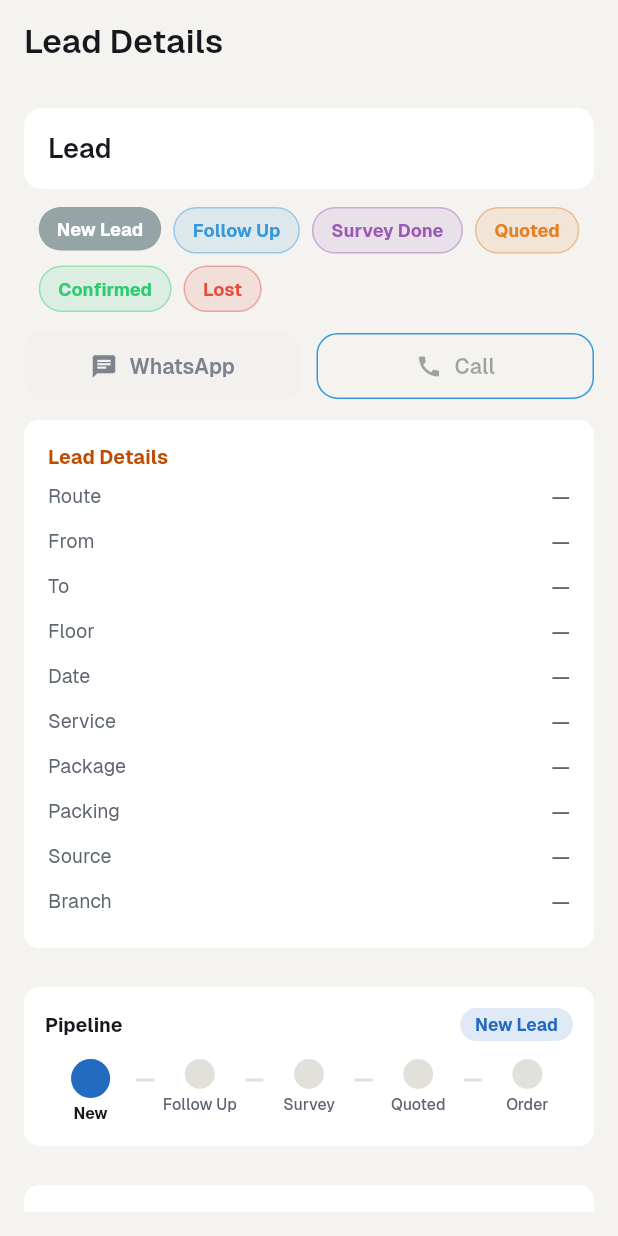
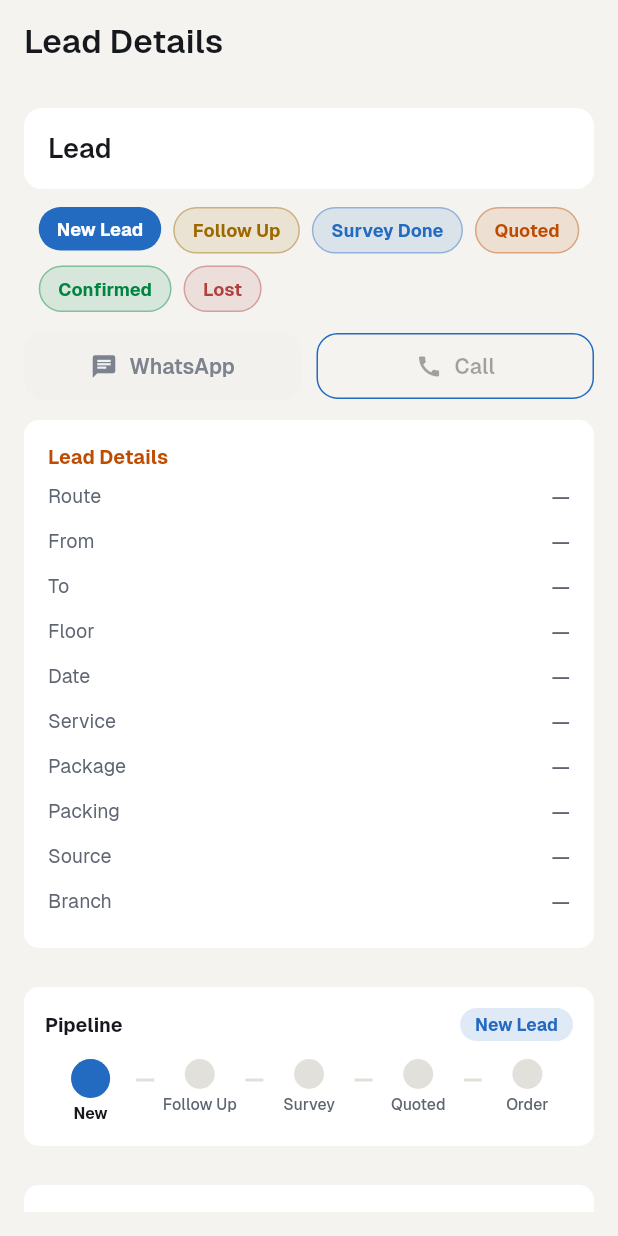
Before and after one commit to Arunpnm/Nagarva_app, a Flutter app: the LeadDetailPageWidget screen opened by its route, on a phone screen of 412 x 824 dp. Run offline on Flutter 3.47's test engine with Material 3 defaults, Android fonts, the phone set to English and light mode, and no system bars; our stand-ins replace app_links, auto_size_text, dropdown_button2, file_picker, font_awesome_flutter, from_css_color and 9 more; missing offline and left inert: android_intent_plus, json_path; accounts and stored records are empty; generated files the repository leaves out were written again.

Commit message:
Map hand-picked status hexes in module pages to the palette
Fleet expiry badges, Calendar markers, Operations approval cards, My
Jobs awaiting badge, the nav approval badge, Salary and staff-ledger
chips, the order P&L dot and the Lead Details status chips and Call
button used fixed Material greens, blues and golds. They now read
NgPalette.of(context) green/blue/amber/red, so they match the redesign
and stay legible in the Light theme. Brand colours (WhatsApp green,
signature ink) and PDF colours are left as they are.

Co-Authored-By: Claude Opus 5.5 <noreply@anthropic.com>
Claude-Session: https://claude.ai/code/session_01Htpnoh8ri5Ujc73VoUVuYC

```diff
--- a/lib/fleet_page/fleet_page_widget.dart
+++ b/lib/fleet_page/fleet_page_widget.dart
@@ -98,7 +98,7 @@ class _FleetPageWidgetState extends State<FleetPageWidget>
     final days = date.difference(DateTime(now.year, now.month, now.day)).inDays;
     if (days > 30) return const SizedBox.shrink();
     final expired = days < 0;
-    final color = expired ? const Color(0xFFC62828) : const Color(0xFFE6A400);
+    final color = expired ? NgPalette.of(context).red : NgPalette.of(context).amber;
     final text =
         expired ? '$label expired ${-days}d ago' : '$label expires in ${days}d';
     return Container(
--- a/lib/lead_detail_page/lead_detail_page_widget.dart
+++ b/lib/lead_detail_page/lead_detail_page_widget.dart
@@ -1000,19 +1000,9 @@ class _LeadDetailPageWidgetState extends State<LeadDetailPageWidget>
   }
 
   // ---- Session 4, A3: freely-tappable status chips -----------------------
-  // Brief-specified colours, distinct from lead_status.dart's own
-  // leadStatusColor() (used elsewhere — the LeadsPage list badges, the
-  // pipeline strip below) — scoped to just this row rather than changing
-  // that shared function and rippling into screens this brief didn't ask
-  // to touch.
-  static const _chipColors = <String, Color>{
-    kLeadStatusNew: Color(0xFF95A5A6),
-    kLeadStatusFollowUp: Color(0xFF3498DB),
-    kLeadStatusSurveyDone: Color(0xFF9B59B6),
-    kLeadStatusQuoted: Color(0xFFE67E22),
-    kLeadStatusConfirmed: Color(0xFF2ECC71),
-    kLeadStatusLost: Color(0xFFE74C3C),
-  };
+  // Colours: the brief's own hex set was retired with the redesign (Oct
+  // 2026); chips now use leadStatusColor(key, context) like the strip
+  // below, so they follow the theme and read in Light.
   static const _chipLabels = <String, String>{
     kLeadStatusNew: 'New Lead',
     kLeadStatusFollowUp: 'Follow Up',
@@ -1044,7 +1034,7 @@ class _LeadDetailPageWidgetState extends State<LeadDetailPageWidget>
 
   Widget _statusChip(BuildContext context, String key, {required bool canEdit}) {
     final current = key == _canonicalStatus;
-    final color = _chipColors[key]!;
+    final color = leadStatusColor(key, context);
     final tappable = canEdit && !current;
     return InkWell(
       onTap: !tappable
@@ -1146,8 +1136,8 @@ class _LeadDetailPageWidgetState extends State<LeadDetailPageWidget>
           child: OutlinedButton.icon(
             onPressed: _hasUsablePhone ? _callLead : null,
             style: OutlinedButton.styleFrom(
-                foregroundColor: const Color(0xFF3498DB),
-                side: const BorderSide(color: Color(0xFF3498DB))),
+                foregroundColor: NgPalette.of(context).blue,
+                side: BorderSide(color: NgPalette.of(context).blue)),
             icon: const Icon(Icons.call, size: 18),
             label: const Text('Call'),
           ),
--- a/lib/order_detail_page/order_pnl_section.dart
+++ b/lib/order_detail_page/order_pnl_section.dart
@@ -395,7 +395,7 @@ class OrderPnlSectionState extends State<OrderPnlSection> {
     } else if (margin >= 25) {
       dot = theme.success;
     } else if (margin >= 10) {
-      dot = const Color(0xFFE0A82E);
+      dot = NgPalette.of(context).amber;
     } else {
       dot = theme.error;
     }
--- a/lib/salary_page/salary_page_widget.dart
+++ b/lib/salary_page/salary_page_widget.dart
@@ -192,7 +192,7 @@ class _SalaryPageWidgetState extends State<SalaryPageWidget>
                 ],
               ),
             ),
-            mini('EARNED', earned, const Color(0xFF2E7D32)),
+            mini('EARNED', earned, NgPalette.of(context).green),
             const SizedBox(width: 12),
             mini('TO PAY', balance,
                 balance > 0 ? theme.primary : theme.secondaryText),
@@ -286,9 +286,9 @@ class _SalaryPageWidgetState extends State<SalaryPageWidget>
                               mainAxisAlignment: MainAxisAlignment.spaceAround,
                               children: [
                                 _totalCol('Earned', totalEarned,
-                                    const Color(0xFF2E7D32)),
+                                    NgPalette.of(context).green),
                                 _totalCol('Paid Out', totalPaid,
-                                    const Color(0xFF1565C0)),
+                                    NgPalette.of(context).blue),
                                 _totalCol('To Pay', totalEarned - totalPaid,
                                     theme.primary),
                                 _totalCol(
--- a/lib/supervisor_jobs_page/supervisor_jobs_page_widget.dart
+++ b/lib/supervisor_jobs_page/supervisor_jobs_page_widget.dart
@@ -230,7 +230,7 @@ class _SupervisorJobsListPageWidgetState
                   const EdgeInsets.symmetric(horizontal: 10, vertical: 5),
               decoration: BoxDecoration(
                 color: awaiting
-                    ? const Color(0xFFE0A82E).withValues(alpha: 0.15)
+                    ? NgPalette.of(context).amber.withValues(alpha: 0.15)
                     : theme.primary.withValues(alpha: 0.12),
                 borderRadius: BorderRadius.circular(20),
               ),
@@ -239,7 +239,7 @@ class _SupervisorJobsListPageWidgetState
                 style: NgFonts.geist(
                     fontSize: 11,
                     fontWeight: FontWeight.w700,
-                    color: awaiting ? const Color(0xFFE0A82E) : theme.primary),
+                    color: awaiting ? NgPalette.of(context).amber : theme.primary),
               ),
             ),
           ],
```
Also changed, not shown: lib/calendar_page/calendar_page_widget.dart (+7 -6 lines), lib/components/nav_badge.dart (+5 -3 lines), lib/operations_page/operations_page_widget.dart (+4 -4 lines), lib/salary_page/staff_ledger_sheet.dart (+6 -6 lines).
